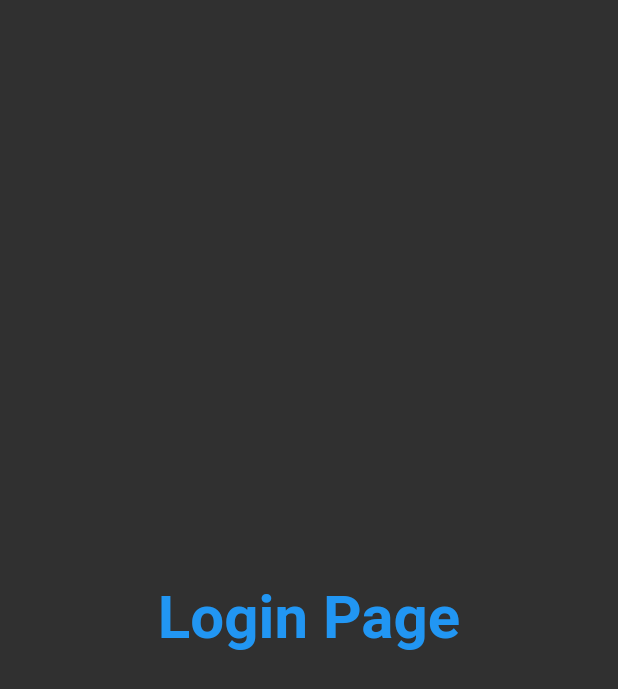
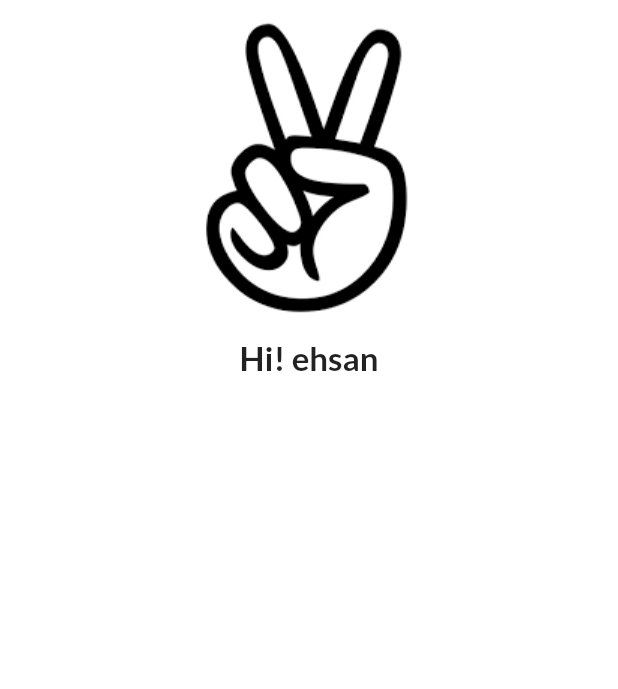
Before and after one commit to ehsanyaqoob/flutter-learnings, a Flutter app: the screen it shows after launch, on a phone screen of 412 x 824 dp. Shown: the top 689 px of the screen. Run offline on Flutter 3.47's test engine with Material 2 defaults, Android fonts, the phone set to English and light mode, and no system bars; our stand-ins replace google_fonts.

Commit message:
day4 commit

```diff
--- a/lib/main.dart
+++ b/lib/main.dart
@@ -1,6 +1,6 @@
 import 'package:flutter/material.dart';
 import 'package:flutter_learning/pages/login_page.dart';
-
+import 'package:google_fonts/google_fonts.dart';
 import 'pages/home-page.dart';
 
 void main() {
@@ -14,8 +14,12 @@ class MyApp extends StatelessWidget {
     return MaterialApp(
       debugShowCheckedModeBanner: false,
       // home: HomePage(),
-      themeMode: ThemeMode.dark,
-      theme: ThemeData(primarySwatch: Colors.deepPurple),
+      themeMode: ThemeMode.light,
+      theme: ThemeData(
+        primarySwatch: Colors.deepPurple,
+        fontFamily: GoogleFonts.lato().fontFamily,
+        //primaryTextTheme: GoogleFonts.latoTextTheme(),
+      ),
       darkTheme: ThemeData(
         brightness: Brightness.dark,
       ),
--- a/lib/pages/login_page.dart
+++ b/lib/pages/login_page.dart
@@ -6,15 +6,17 @@ class LoginPage extends StatelessWidget {
   @override
   Widget build(BuildContext context) {
     return Material(
-        child: Center(
-      child: Text(
-        'Login Page',
-        style: TextStyle(
-          fontSize: 40,
-          color: Colors.blue,
-          fontWeight: FontWeight.bold,
-        ),
-      ),
-    ));
+        color: Colors.white,
+        child: Column(children: [
+          Image.asset(
+            'assets/logo.png',
+            fit: BoxFit.cover,
+          ),
+          Text('Hi! ehsan',
+              style: TextStyle(
+                fontSize: 22,
+                fontWeight: FontWeight.bold,
+              ))
+        ]));
   }
 }
```
Also changed, not shown: pubspec.yaml (+3 -4 lines), assets/Roboto/LICENSE.txt (added), assets/Roboto/Roboto-Black.ttf (added), assets/Roboto/Roboto-BlackItalic.ttf (added), assets/Roboto/Roboto-Bold.ttf (added), assets/Roboto/Roboto-BoldItalic.ttf (added), assets/Roboto/Roboto-Italic.ttf (added), assets/Roboto/Roboto-Light.ttf (added), assets/Roboto/Roboto-LightItalic.ttf (added), assets/Roboto/Roboto-Medium.ttf (added), assets/Roboto/Roboto-MediumItalic.ttf (added), assets/Roboto/Roboto-Regular.ttf (added), assets/Roboto/Roboto-Thin.ttf (added), assets/Roboto/Roboto-ThinItalic.ttf (added), 3 more files.
